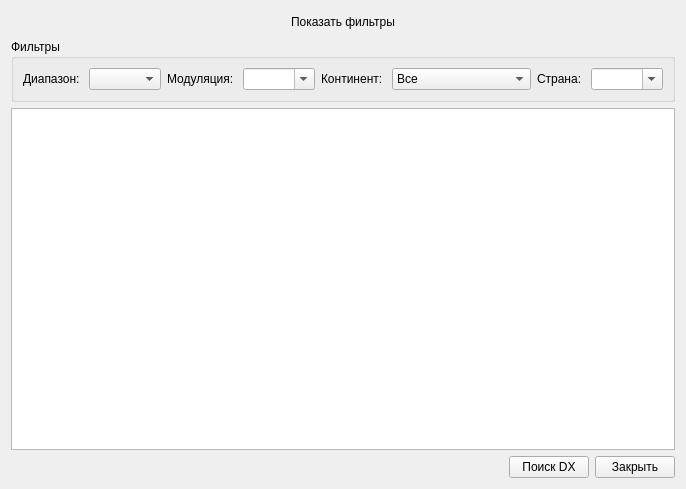
Old version of the form spotviewer.ui in the repository qsosu/logger.
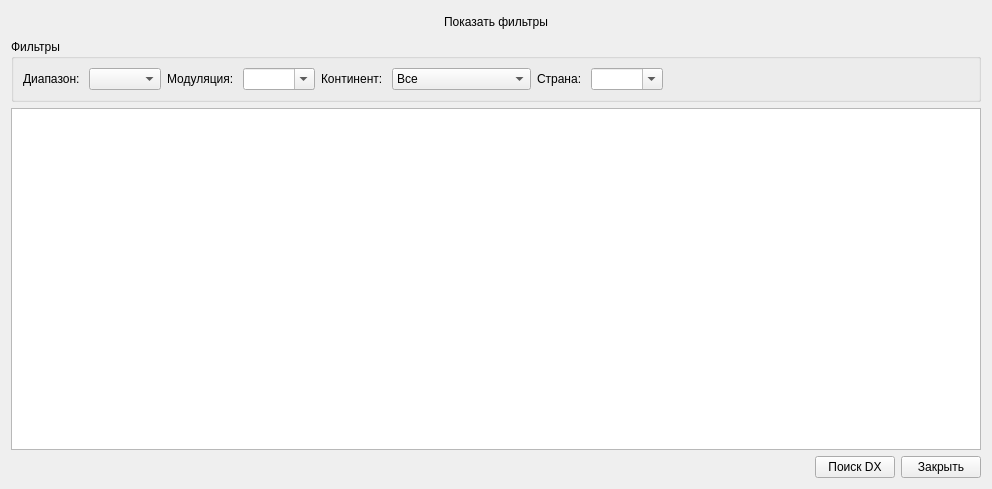
New version of the form.

```diff
--- a/spotviewer.ui
+++ b/spotviewer.ui
@@ -6,7 +6,7 @@
    <rect>
     <x>0</x>
     <y>0</y>
-    <width>651</width>
+    <width>992</width>
     <height>489</height>
    </rect>
   </property>
```
